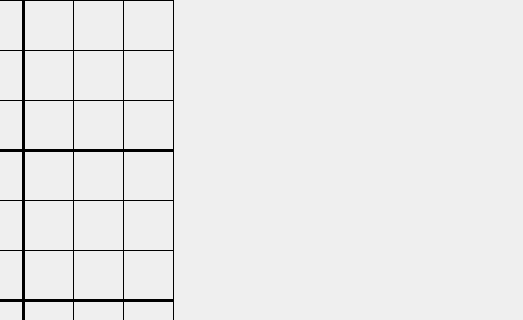
Above: Sudoku/dlg_home.ui from ElliotHarding/Sudoku before the change; both pictures show x 277 to 800 and y 0 to 320 of the 800 by 600 pixel window. Below: the same form after it.
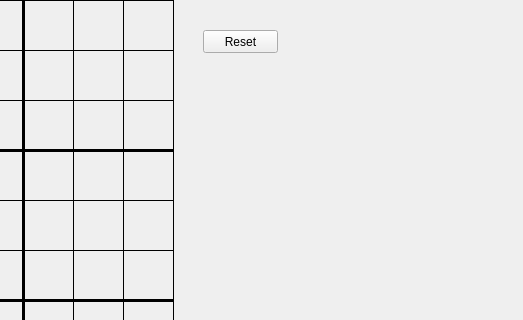
That is the form after the change.

```diff
--- a/Sudoku/dlg_home.ui
+++ b/Sudoku/dlg_home.ui
@@ -334,6 +334,19 @@
      <enum>Qt::Vertical</enum>
     </property>
    </widget>
+   <widget class="QPushButton" name="btn_reset">
+    <property name="geometry">
+     <rect>
+      <x>480</x>
+      <y>30</y>
+      <width>75</width>
+      <height>23</height>
+     </rect>
+    </property>
+    <property name="text">
+     <string>Reset</string>
+    </property>
+   </widget>
   </widget>
   <widget class="QMenuBar" name="menubar">
    <property name="geometry">
```
